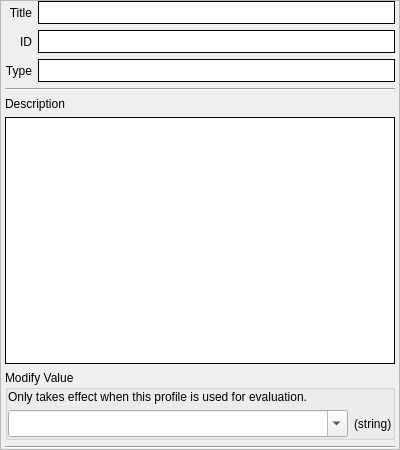
Before: the Qt Designer form ui/XCCDFItemPropertiesDockWidget.ui in OpenSCAP/scap-workbench, drawn with Qt 5.
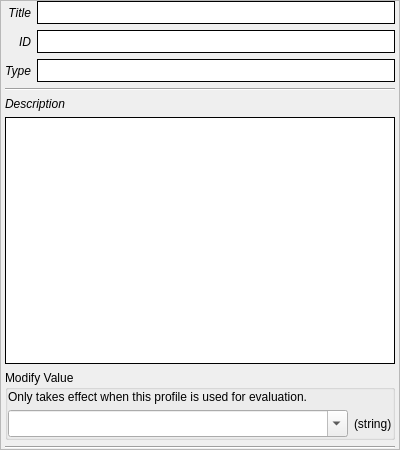
After: the same form once the commit is applied.

```diff
--- a/ui/XCCDFItemPropertiesDockWidget.ui
+++ b/ui/XCCDFItemPropertiesDockWidget.ui
@@ -148,6 +148,11 @@
         </item>
         <item row="5" column="0" colspan="2">
          <widget class="QLabel" name="descriptionLabel">
+          <property name="font">
+           <font>
+            <italic>true</italic>
+           </font>
+          </property>
           <property name="text">
            <string>Description</string>
           </property>
@@ -155,6 +160,11 @@
         </item>
         <item row="2" column="0">
          <widget class="QLabel" name="label">
+          <property name="font">
+           <font>
+            <italic>true</italic>
+           </font>
+          </property>
           <property name="styleSheet">
            <string notr="true"/>
           </property>
@@ -193,6 +203,11 @@
         </item>
         <item row="0" column="0">
          <widget class="QLabel" name="titleLabel">
+          <property name="font">
+           <font>
+            <italic>true</italic>
+           </font>
+          </property>
           <property name="styleSheet">
            <string notr="true"/>
           </property>
@@ -212,6 +227,11 @@
         </item>
         <item row="1" column="0">
          <widget class="QLabel" name="idLabel">
+          <property name="font">
+           <font>
+            <italic>true</italic>
+           </font>
+          </property>
           <property name="styleSheet">
            <string notr="true"/>
           </property>
```
